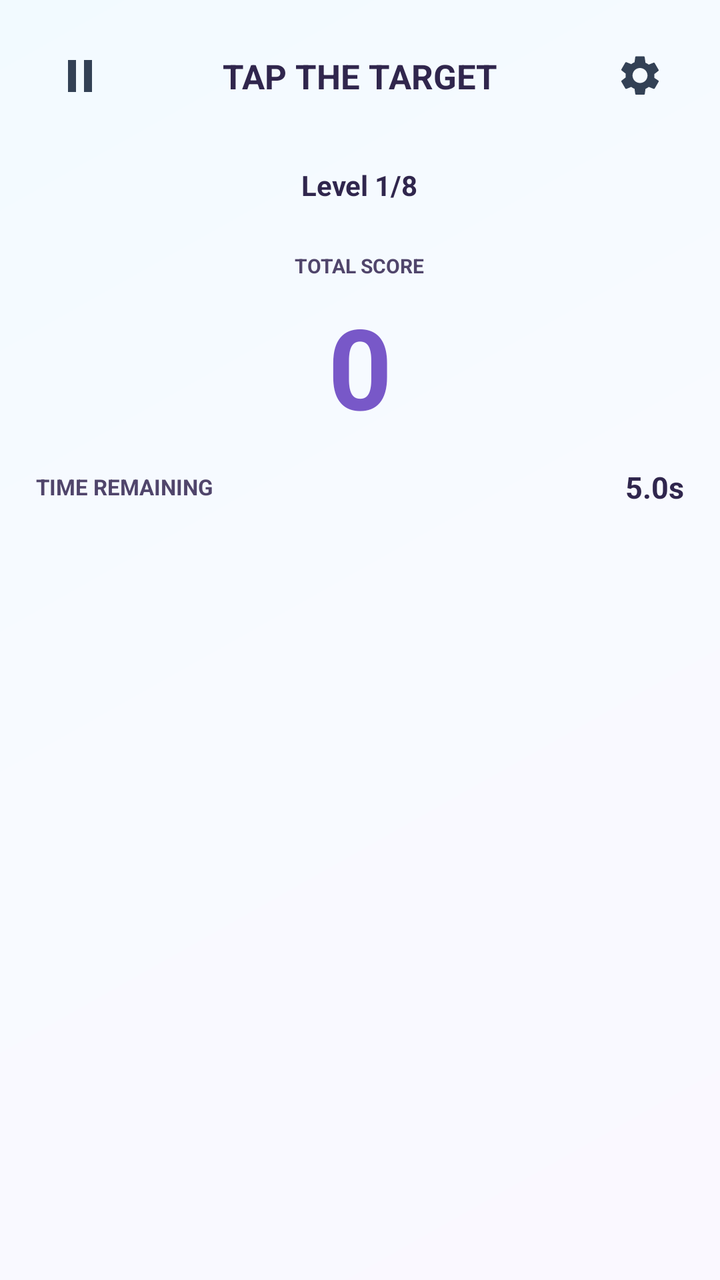
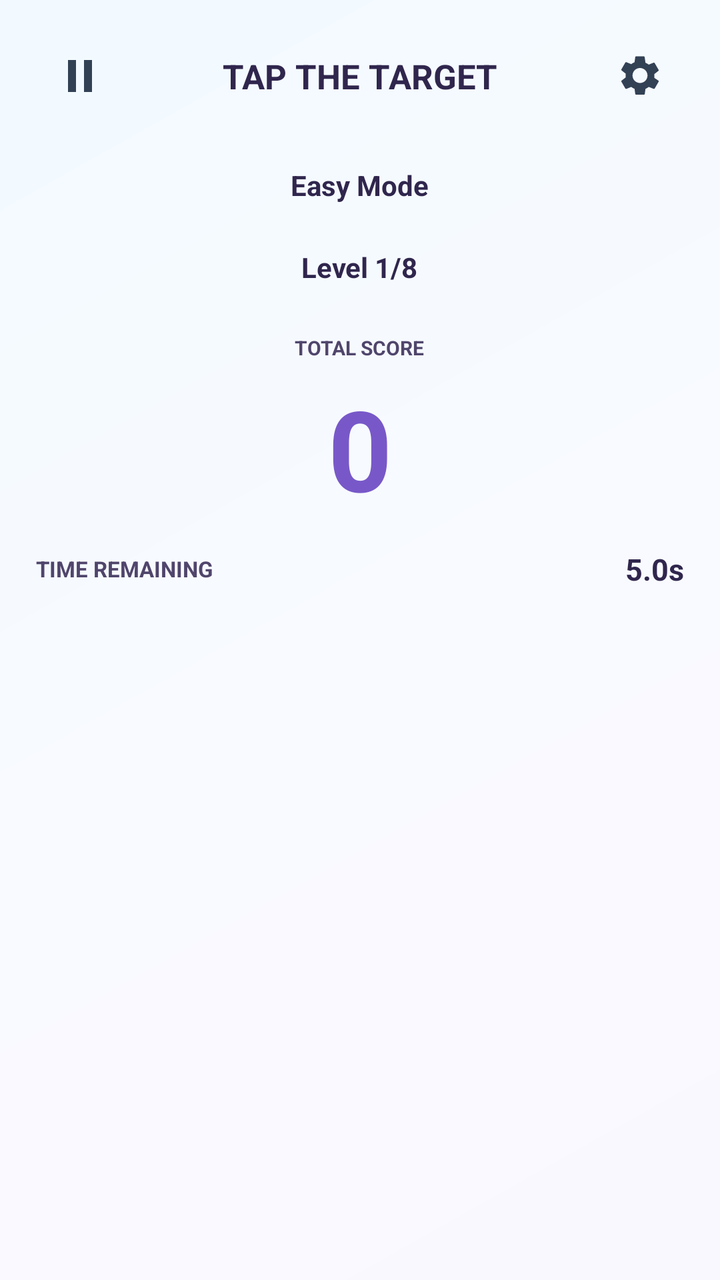

An Android layout rendered at two revisions. The XML below is the earlier revision; the diff shows what the commit changed to produce the second picture.
<!-- AndroidManifest.xml: application theme Theme.P1Kang_Kah_Yi2302786 -->
<!-- res/layout/activity_main.xml -->
<?xml version="1.0" encoding="utf-8"?>
<FrameLayout xmlns:android="http://schemas.android.com/apk/res/android"
    android:layout_width="match_parent"
    android:layout_height="match_parent"
    android:background="@drawable/bg_game_gradient">

    
    <LinearLayout
        android:layout_width="match_parent"
        android:layout_height="match_parent"
        android:orientation="vertical"
        android:paddingStart="18dp"
        android:paddingEnd="18dp"
        android:paddingTop="12dp"
        android:paddingBottom="14dp">

        <LinearLayout
            android:layout_width="match_parent"
            android:layout_height="52dp"
            android:orientation="horizontal"
            android:gravity="center_vertical">

            <ImageButton
                android:id="@+id/pauseButton"
                android:layout_width="44dp"
                android:layout_height="44dp"
                android:src="@drawable/ic_pause"
                android:contentDescription="Pause game"
                android:background="@android:color/transparent" />

            <TextView
                android:layout_width="0dp"
                android:layout_height="wrap_content"
                android:layout_weight="1"
                android:gravity="center"
                android:text="TAP THE TARGET"
                android:textSize="17sp"
                android:textStyle="bold"
                android:textColor="#30264D" />

            <ImageButton
                android:id="@+id/settingsButton"
                android:layout_width="44dp"
                android:layout_height="44dp"
                android:src="@drawable/ic_settings"
                android:contentDescription="Game settings"
                android:background="@android:color/transparent" />
        </LinearLayout>

        
        <TextView
            android:id="@+id/levelText"
            android:layout_width="wrap_content"
            android:layout_height="wrap_content"
            android:layout_gravity="center_horizontal"
            android:layout_marginTop="12dp"
            android:paddingStart="19dp"
            android:paddingEnd="19dp"
            android:paddingTop="7dp"
            android:paddingBottom="7dp"
            android:text="Level 1/8"
            android:textSize="14sp"
            android:textStyle="bold"
            android:textColor="#30264D" />

        <TextView
            android:id="@+id/scoreLabel"
            android:layout_width="wrap_content"
            android:layout_height="wrap_content"
            android:layout_gravity="center_horizontal"
            android:layout_marginTop="12dp"
            android:paddingStart="13dp"
            android:paddingEnd="13dp"
            android:paddingTop="5dp"
            android:paddingBottom="5dp"
            android:text="TOTAL SCORE"
            android:textSize="10sp"
            android:textStyle="bold"
            android:textColor="#50456B" />

        <TextView
            android:id="@+id/scoreText"
            android:layout_width="match_parent"
            android:layout_height="wrap_content"
            android:layout_marginTop="1dp"
            android:gravity="center"
            android:text="0"
            android:textSize="56sp"
            android:textStyle="bold"
            android:textColor="#7858C8" />

        <LinearLayout
            android:layout_width="match_parent"
            android:layout_height="wrap_content"
            android:layout_marginTop="13dp"
            android:orientation="horizontal"
            android:gravity="center_vertical">

            <TextView
                android:layout_width="0dp"
                android:layout_height="wrap_content"
                android:layout_weight="1"
                android:text="TIME REMAINING"
                android:textSize="11sp"
                android:textStyle="bold"
                android:textColor="#50456B" />

            <TextView
                android:id="@+id/timerText"
                android:layout_width="wrap_content"
                android:layout_height="wrap_content"
                android:text="5.0s"
                android:textSize="15sp"
                android:textStyle="bold"
                android:textColor="#30264D" />
        </LinearLayout>

        <FrameLayout
            android:id="@+id/timerTrack"
            android:layout_width="match_parent"
            android:layout_height="11dp"
            android:layout_marginTop="9dp">

            <View
                android:id="@+id/timerFill"
                android:layout_width="match_parent"
                android:layout_height="match_parent" />
        </FrameLayout>

        
        <FrameLayout
            android:id="@+id/boardContainer"
            android:layout_width="match_parent"
            android:layout_height="0dp"
            android:layout_weight="1"
            android:layout_marginTop="8dp"
            android:background="@android:color/transparent">

            <GridLayout
                android:id="@+id/gameGrid"
                android:layout_width="wrap_content"
                android:layout_height="wrap_content"
                android:layout_gravity="center"
                android:alignmentMode="alignMargins"
                android:useDefaultMargins="false" />
        </FrameLayout>
    </LinearLayout>

    
    <FrameLayout
        android:id="@+id/introOverlay"
        android:layout_width="match_parent"
        android:layout_height="match_parent"
        android:background="#A6F8F6FF"
        android:clickable="true"
        android:focusable="true"
        android:visibility="gone">

        <LinearLayout
            android:layout_width="match_parent"
            android:layout_height="wrap_content"
            android:layout_gravity="center"
            android:orientation="vertical"
            android:gravity="center"
            android:padding="20dp">

            <TextView
                android:id="@+id/introTitle"
                android:layout_width="match_parent"
                android:layout_height="wrap_content"
                android:gravity="center"
                android:text="ARE YOU READY!"
                android:textStyle="bold"
                android:textSize="23sp"
                android:textColor="#30264D" />

            <TextView
                android:id="@+id/introNumber"
                android:layout_width="match_parent"
                android:layout_height="wrap_content"
                android:gravity="center"
                android:layout_marginTop="8dp"
                android:text="READY"
                android:textStyle="bold"
                android:textSize="76sp"
                android:textColor="#7858C8" />

            <TextView
                android:id="@+id/introHint"
                android:layout_width="match_parent"
                android:layout_height="wrap_content"
                android:gravity="center"
                android:layout_marginTop="6dp"
                android:text="Focus on the colors"
                android:textSize="13sp"
                android:textColor="#716A8E" />
        </LinearLayout>
    </FrameLayout>
</FrameLayout>
<!-- resources referenced by this layout -->
<resources>
  <!-- drawable bg_game_gradient (drawable) -->
  <?xml version="1.0" encoding="utf-8"?>
  <shape xmlns:android="http://schemas.android.com/apk/res/android"
      android:shape="rectangle">
      <gradient
          android:angle="135"
          android:startColor="#FAF8FF"
          android:centerColor="#F8FAFF"
          android:endColor="#F2FAFF"
          android:type="linear" />
  </shape>
  <!-- drawable ic_pause (drawable) -->
  <?xml version="1.0" encoding="utf-8"?>
  <vector xmlns:android="http://schemas.android.com/apk/res/android"
      android:width="24dp"
      android:height="24dp"
      android:viewportWidth="24"
      android:viewportHeight="24">
      <path android:fillColor="#334155"
          android:pathData="M6,4h4v16H6zM14,4h4v16h-4z" />
  </vector>
  <!-- drawable ic_settings (drawable) -->
  <?xml version="1.0" encoding="utf-8"?>
  <vector xmlns:android="http://schemas.android.com/apk/res/android"
      android:width="24dp"
      android:height="24dp"
      android:viewportWidth="24"
      android:viewportHeight="24">
      <path android:fillColor="#334155"
          android:pathData="M19.14,12.94c0.04,-0.3 0.06,-0.61 0.06,-0.94s-0.02,-0.64 -0.07,-0.94l2.03,-1.58c0.18,-0.14 0.23,-0.4 0.12,-0.6l-1.92,-3.32c-0.12,-0.21 -0.37,-0.29 -0.59,-0.22l-2.39,0.96c-0.5,-0.38 -1.04,-0.7 -1.65,-0.94l-0.36,-2.54C14.34,2.34 14.13,2.16 13.9,2.16h-3.8c-0.23,0 -0.44,0.18 -0.48,0.42L9.26,5.12c-0.61,0.24 -1.16,0.56 -1.65,0.94l-2.39,-0.96c-0.22,-0.08 -0.47,0.01 -0.59,0.22L2.71,8.64c-0.12,0.2 -0.07,0.46 0.12,0.6l2.03,1.58C4.82,11.12 4.8,11.43 4.8,11.76s0.02,0.64 0.07,0.94l-2.03,1.58c-0.19,0.14 -0.24,0.4 -0.12,0.6l1.92,3.32c0.12,0.21 0.37,0.29 0.59,0.22l2.39,-0.96c0.5,0.38 1.04,0.7 1.65,0.94l0.36,2.54c0.04,0.24 0.25,0.42 0.48,0.42h3.8c0.23,0 0.44,-0.18 0.48,-0.42l0.36,-2.54c0.61,-0.24 1.16,-0.56 1.65,-0.94l2.39,0.96c0.22,0.08 0.47,-0.01 0.59,-0.22l1.92,-3.32c0.12,-0.2 0.07,-0.46 -0.12,-0.6zM12,15.5c-2.07,0 -3.75,-1.68 -3.75,-3.75S9.93,8 12,8s3.75,1.68 3.75,3.75S14.07,15.5 12,15.5z" />
  </vector>
  <style name="Theme.P1Kang_Kah_Yi2302786" parent="Base.Theme.P1Kang_Kah_Yi2302786" />
  <style name="Base.Theme.P1Kang_Kah_Yi2302786" parent="Theme.Material3.DayNight.NoActionBar">
          
          
      </style>
</resources>

<!-- the commit's change to res/layout/activity_main.xml (unified diff, before → after) -->
@@ -47,13 +47,28 @@
                 android:background="@android:color/transparent" />
         </LinearLayout>
 
+        <TextView
+            android:id="@+id/modeText"
+            android:layout_width="wrap_content"
+            android:layout_height="wrap_content"
+            android:layout_gravity="center_horizontal"
+            android:layout_marginTop="12dp"
+            android:paddingStart="18dp"
+            android:paddingEnd="18dp"
+            android:paddingTop="7dp"
+            android:paddingBottom="7dp"
+            android:text="Easy Mode"
+            android:textSize="14sp"
+            android:textStyle="bold"
+            android:textColor="#30264D" />
+
         
         <TextView
             android:id="@+id/levelText"
             android:layout_width="wrap_content"
             android:layout_height="wrap_content"
             android:layout_gravity="center_horizontal"
-            android:layout_marginTop="12dp"
+            android:layout_marginTop="8dp"
             android:paddingStart="19dp"
             android:paddingEnd="19dp"
             android:paddingTop="7dp"
